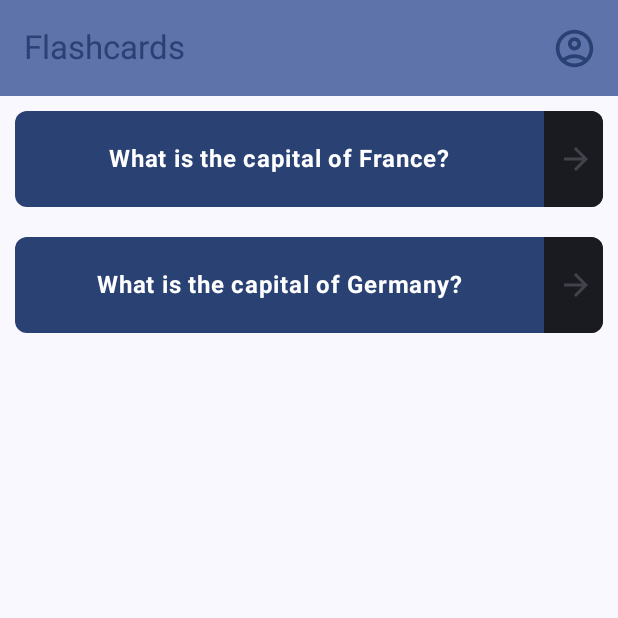
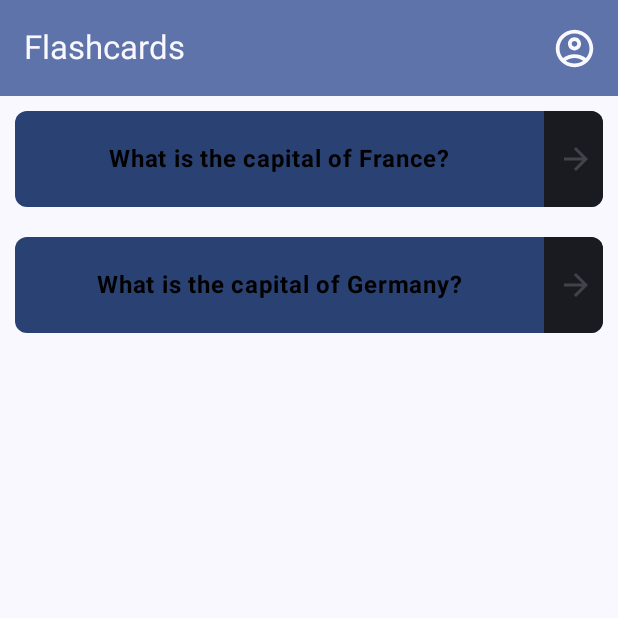
Before and after one commit to AmaurysM/FlashQuizzer, an Android app built with Jetpack Compose: the view_flashcards screen opened through its navigation route, on a phone screen of 412 x 824 dp, the top half of it. Run offline under Robolectric (Android 15) with nearby library versions, the phone set to English and light mode, and no system bars; our stand-ins replace livedata-compose.

Commit message:
Changed the color of the TopBar title and tried to fix a bug. When you flip a physical phone horizontally the text will become white..

```diff
--- a/app/src/main/java/com/example/flashquizzer/ui/topbar/TopBarView.kt
+++ b/app/src/main/java/com/example/flashquizzer/ui/topbar/TopBarView.kt
@@ -33,7 +33,7 @@ fun TopBarView(
     TopAppBar(
         colors = TopAppBarDefaults.topAppBarColors(
             containerColor = MaterialTheme.colorScheme.primaryContainer,
-            titleContentColor = MaterialTheme.colorScheme.primary,
+            titleContentColor = MaterialTheme.colorScheme.background,
         ),
         actions = {
             Row(horizontalArrangement = Arrangement.End,
@@ -42,7 +42,7 @@ fun TopBarView(
                 Icon(
                     imageVector = Icons.Outlined.AccountCircle,
                     contentDescription = "Account",
-                    tint = MaterialTheme.colorScheme.primary,
+                    tint = MaterialTheme.colorScheme.background,
                     modifier = Modifier
                         .size(40.dp)
                         .padding(end = 10.dp)
--- a/app/src/main/java/com/example/flashquizzer/ui/viewflashcards/ViewFlashcardsView.kt
+++ b/app/src/main/java/com/example/flashquizzer/ui/viewflashcards/ViewFlashcardsView.kt
@@ -1,6 +1,5 @@
 package com.example.flashquizzer.ui.viewflashcards
 
-import android.util.Log
 import androidx.compose.foundation.background
 import androidx.compose.foundation.clickable
 import androidx.compose.foundation.gestures.Orientation
@@ -9,13 +8,12 @@ import androidx.compose.foundation.layout.Arrangement
 import androidx.compose.foundation.layout.Box
 import androidx.compose.foundation.layout.Column
 import androidx.compose.foundation.layout.Row
-import androidx.compose.foundation.layout.fillMaxHeight
 import androidx.compose.foundation.layout.fillMaxSize
 import androidx.compose.foundation.layout.fillMaxWidth
 import androidx.compose.foundation.layout.padding
 import androidx.compose.foundation.rememberScrollState
 import androidx.compose.material.icons.Icons
-import androidx.compose.material.icons.filled.ArrowForward
+import androidx.compose.material.icons.automirrored.filled.ArrowForward
 import androidx.compose.material3.Icon
 import androidx.compose.material3.MaterialTheme
 import androidx.compose.material3.Text
@@ -41,43 +39,47 @@ fun ViewFlashcardsView(
     viewModel: ViewFlashcardsViewmodel = viewModel()
 ) {
     Column(
-        modifier = Modifier.fillMaxSize()
+        modifier = Modifier
+            .fillMaxSize()
             .scrollable(rememberScrollState(), orientation = Orientation.Vertical)
             .background(MaterialTheme.colorScheme.background)
         , horizontalAlignment = Alignment.CenterHorizontally
     ){
+
         viewModel.getFlashcards().forEach {
-            var currentSide = remember{ mutableStateOf(it.front) }
+            val currentSide = remember{ mutableStateOf(it.front) }
             Row(
-                modifier = Modifier.fillMaxWidth()
+                modifier = Modifier
+                    .fillMaxWidth()
                     .padding(10.dp)
                     .clip(MaterialTheme.shapes.small)
                     .background(MaterialTheme.colorScheme.primary)
                 , verticalAlignment = Alignment.CenterVertically
                 , horizontalArrangement = Arrangement.Center
             ){
-                Box(
-                    modifier = Modifier.weight(.9f)
+                Row(
+                    modifier = Modifier
+                        .weight(.9f)
                         .padding(20.dp)
-                    , contentAlignment = Alignment.Center
+                    , horizontalArrangement = Arrangement.Center
+                    , verticalAlignment = Alignment.CenterVertically
                 ){
                     Text(text = currentSide.value
-                        , style = MaterialTheme.typography.bodyLarge
                         , fontWeight = FontWeight.Bold
-                        , color = MaterialTheme.colorScheme.onPrimary)
+                        , color = Color.Black)
                 }
                 Box(
-                    modifier = Modifier.weight(.1f)
+                    modifier = Modifier
+                        .weight(.1f)
                         .background(MaterialTheme.colorScheme.onSurface)
                         .padding(vertical = 20.dp)
-                        .clickable{
-                                viewModel.flipCard(it, currentSide);
-                                Log.d("flip card", "clicked")
-                            }
+                        .clickable {
+                            viewModel.flipCard(it, currentSide);
+                        }
                     , contentAlignment = Alignment.CenterEnd
                 ){
                     Icon(
-                        imageVector = Icons.Default.ArrowForward
+                        imageVector = Icons.AutoMirrored.Filled.ArrowForward
                         , contentDescription = "arrow forward"
                         , tint = MaterialTheme.colorScheme.onSurfaceVariant
                         , modifier = Modifier.padding(end = 6.dp)
--- a/app/src/main/java/com/example/flashquizzer/ui/viewflashcards/ViewFlashcardsViewmodel.kt
+++ b/app/src/main/java/com/example/flashquizzer/ui/viewflashcards/ViewFlashcardsViewmodel.kt
@@ -5,6 +5,7 @@ import androidx.lifecycle.ViewModel
 import com.example.flashquizzer.model.Flashcard
 
 class ViewFlashcardsViewmodel : ViewModel() {
+
     fun getFlashcards(): List<Flashcard> {
         // TODO: Implement getting flashcards from firebase
         return listOf(
@@ -19,10 +20,5 @@ class ViewFlashcardsViewmodel : ViewModel() {
         } else {
             currentSide.value = it.front
         }
-        /*if (it.currentSide == it.front) {
-            it.currentSide = it.back
-        } else {
-            it.currentSide = it.front
-        }*/
     }
 }
```
